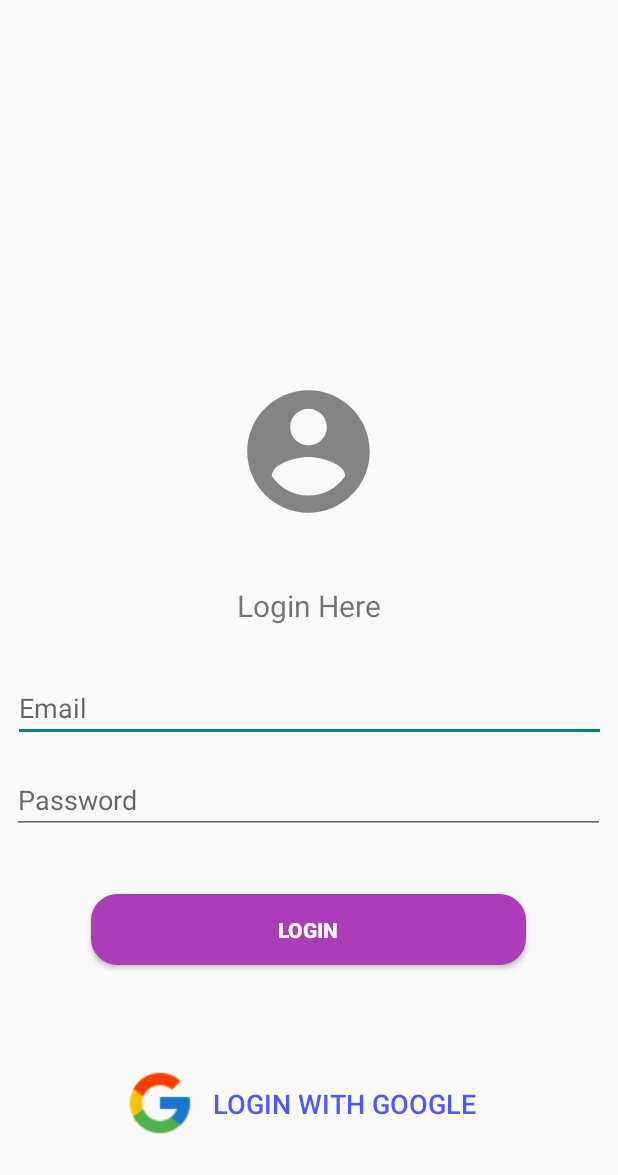
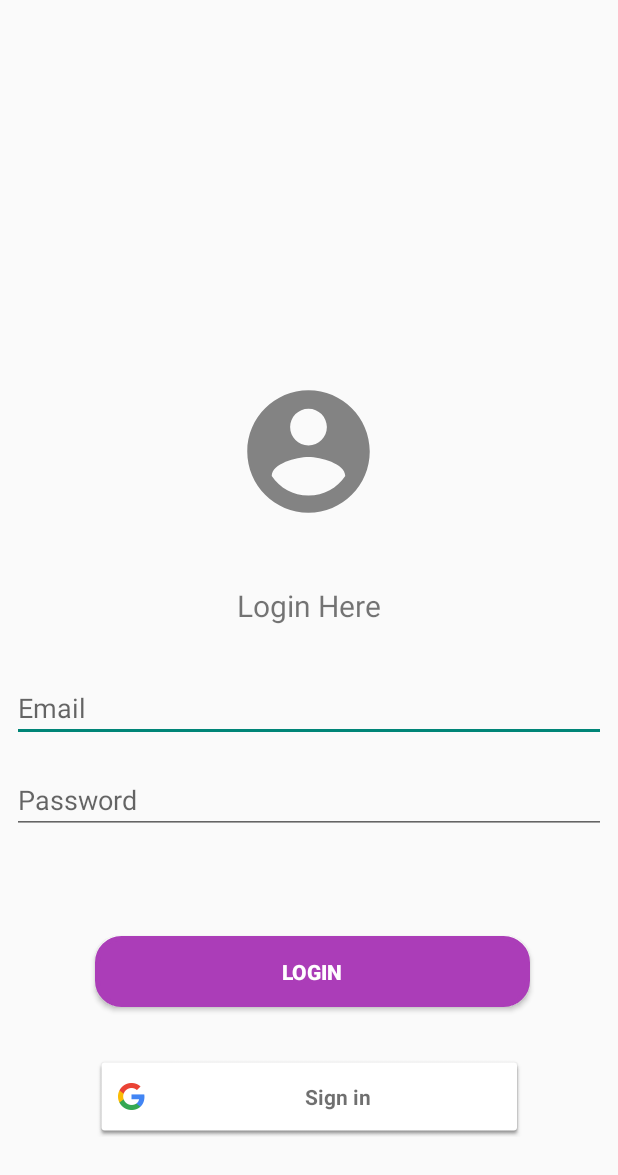
Before and after one commit to MattLack/InstantStore, an Android app: the LoginActivity screen opened directly, with no data from a screen before it, on a phone screen of 412 x 824 dp. Shown: the top 1175 px of the screen. Run offline under Robolectric (Android 15) with nearby library versions, the phone set to English and light mode, and no system bars; our stand-ins replace Firebase (no records; nobody signed in at launch, a user with empty details on screens opened directly).

Commit message:
Inicio da Autenticacao pelo Firebase-Google

```diff
--- a/app/build.gradle
+++ b/app/build.gradle
@@ -41,8 +41,11 @@ dependencies {
 
 
     implementation 'com.google.firebase:firebase-auth:16.1.0'
+    implementation 'com.google.android.gms:play-services-auth:16.0.1'
     implementation 'com.google.firebase:firebase-database:16.0.5'
     implementation 'com.google.firebase:firebase-storage:16.0.5'
+    implementation 'com.google.firebase:firebase-auth:16.0.4'
+    implementation 'com.google.firebase:firebase-core:16.0.4'
 
     implementation('com.google.firebase:firebase-core:16.0.6') {
         exclude module: 'support-media-compat'
@@ -50,4 +53,6 @@ dependencies {
     }
     implementation 'com.android.support:support-v4:28.0.0'
     implementation 'com.android.support:support-media-compat:28.0.0'
+
+    apply plugin: 'com.google.gms.google-services'
 }
--- a/app/src/main/java/ufrpe/mobile/instantstore/fragment/FragmentHome.kt
+++ b/app/src/main/java/ufrpe/mobile/instantstore/fragment/FragmentHome.kt
@@ -1,5 +1,7 @@
 package ufrpe.mobile.instantstore.fragment
 
+import android.content.Context
+import android.content.Intent
 import android.os.Bundle
 import android.support.v4.app.Fragment
 import android.support.v7.widget.GridLayoutManager
@@ -7,6 +9,7 @@ import android.support.v7.widget.RecyclerView
 import android.view.LayoutInflater
 import android.view.View
 import android.view.ViewGroup
+import ufrpe.mobile.instantstore.MainScreenActivity
 import ufrpe.mobile.instantstore.R
 import ufrpe.mobile.instantstore.adapter.PhotoAdapter
 import ufrpe.mobile.instantstore.model.Photo
@@ -46,6 +49,9 @@ class FragmentHome : Fragment() {
     }
 
     companion object {
+        fun getLaunchIntent(from: Context) = Intent(from, MainScreenActivity::class.java).apply {
+            addFlags(Intent.FLAG_ACTIVITY_NEW_TASK or Intent.FLAG_ACTIVITY_CLEAR_TASK)
+        }
         fun newInstance() = FragmentHome()
     }
 
--- a/app/src/main/res/layout/activity_login.xml
+++ b/app/src/main/res/layout/activity_login.xml
@@ -19,25 +19,29 @@
             app:layout_constraintHorizontal_bias="0.498" app:layout_constraintVertical_bias="1.0"
             android:src="@drawable/ic_account_circle_login"/>
     <EditText
-            android:layout_width="395dp"
+            android:layout_width="0dp"
             android:layout_height="wrap_content"
             android:inputType="textEmailAddress"
             android:ems="10"
             android:id="@+id/txtemail"
             android:hint="@string/txtHintEmail"
             android:layout_marginBottom="16dp"
-            app:layout_constraintBottom_toTopOf="@+id/txtpass" app:layout_constraintEnd_toEndOf="parent"
-            android:layout_marginEnd="8dp" app:layout_constraintStart_toStartOf="parent"
-            android:layout_marginStart="8dp"/>
+            app:layout_constraintBottom_toTopOf="@+id/txtpass"
+            app:layout_constraintEnd_toEndOf="parent" android:layout_marginEnd="8dp"
+            app:layout_constraintStart_toStartOf="parent"
+            android:layout_marginStart="8dp"
+            app:layout_constraintHorizontal_bias="0.0"/>
     <EditText
-            android:layout_width="395dp"
+            android:layout_width="0dp"
             android:layout_height="wrap_content"
             android:inputType="textPassword"
             android:ems="10"
             android:id="@+id/txtpass"
             android:hint="@string/txtHintPassword"
-            tools:ignore="MissingConstraints" app:layout_constraintEnd_toEndOf="parent" android:layout_marginEnd="8dp"
-            app:layout_constraintStart_toStartOf="parent" android:layout_marginStart="8dp"
+            tools:ignore="MissingConstraints"
+            app:layout_constraintEnd_toEndOf="parent" android:layout_marginEnd="8dp"
+            app:layout_constraintStart_toStartOf="parent"
+            android:layout_marginStart="8dp"
             app:layout_constraintHorizontal_bias="0.0" android:layout_marginBottom="268dp"
             app:layout_constraintBottom_toBottomOf="parent"/>
     <Button
@@ -48,32 +52,28 @@
             android:textStyle="bold"
             android:textColor="#ffffff"
             android:background="@drawable/buttonshapecollor"
-            android:layout_marginTop="40dp"
+            android:layout_marginTop="68dp"
             app:layout_constraintTop_toBottomOf="@+id/txtpass"
             android:layout_marginEnd="8dp"
             android:onClick="signIn"
             app:layout_constraintEnd_toEndOf="parent"
             android:layout_marginStart="8dp"
             app:layout_constraintStart_toStartOf="parent"
-            app:layout_constraintHorizontal_bias="0.495"/>
-    <Button
+            app:layout_constraintHorizontal_bias="0.525"/>
+    <com.google.android.gms.common.SignInButton
             android:text="@string/btnlogg"
             android:textColor="#5555ff"
-            android:background="@null"
-            android:layout_width="246dp"
-            android:layout_height="63dp"
-            android:id="@+id/btncadastr"
-            android:drawableLeft="@drawable/icons8google48"
-            android:textSize="18sp"
-            android:onClick="goToMainScreenActvity"
+            android:layout_width="286dp"
+            android:layout_height="54dp"
+            android:id="@+id/google_button"
             android:layout_marginBottom="40dp"
             app:layout_constraintBottom_toBottomOf="parent"
-            android:layout_marginEnd="80dp"
+            android:layout_marginEnd="8dp"
             app:layout_constraintEnd_toEndOf="parent"
             android:layout_marginTop="8dp" app:layout_constraintTop_toBottomOf="@+id/btn_photoform"
-            app:layout_constraintVertical_bias="0.76"
+            app:layout_constraintVertical_bias="0.481"
             android:layout_marginStart="8dp" app:layout_constraintStart_toStartOf="parent"
-            app:layout_constraintHorizontal_bias="0.961"/>
+    />
     <TextView
             android:layout_width="wrap_content"
             android:layout_height="wrap_content"
```
Also changed, not shown: app/src/main/java/ufrpe/mobile/instantstore/LoginActivity.kt (+79 -0 lines).
